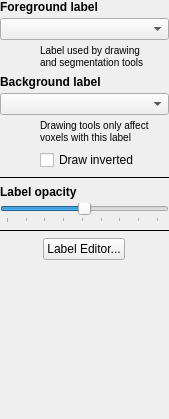
This is GUI/Qt/Components/LabelInspector.ui in pyushkevich/itksnap as Qt 5 draws it before an edit. The edited form follows.
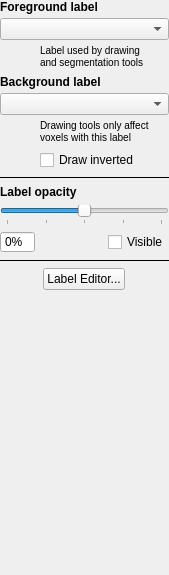
This is the edited form. Custom widgets are drawn as their Qt base class.

Commit message: Added lots of menu item placeholders and keyboard shortcuts. Improved handling of segmentation opacity

```diff
--- a/GUI/Qt/Components/LabelInspector.ui
+++ b/GUI/Qt/Components/LabelInspector.ui
@@ -7,7 +7,7 @@
     <x>0</x>
     <y>0</y>
     <width>169</width>
-    <height>419</height>
+    <height>575</height>
    </rect>
   </property>
   <property name="sizePolicy">
@@ -250,9 +250,10 @@
     </widget>
    </item>
    <item>
+    <widget class="QWidget" name="widget" native="true">
     <layout class="QVBoxLayout" name="verticalLayout_4">
-     <property name="spacing">
-      <number>4</number>
+      <property name="margin">
+       <number>0</number>
      </property>
      <item>
       <widget class="QLabel" name="label_6">
@@ -272,6 +273,15 @@
       </widget>
      </item>
      <item>
+       <widget class="QWidget" name="widget_2" native="true">
+        <layout class="QHBoxLayout" name="horizontalLayout_2">
+         <property name="spacing">
+          <number>4</number>
+         </property>
+         <property name="margin">
+          <number>0</number>
+         </property>
+         <item>
       <widget class="QSlider" name="inOpacity">
        <property name="toolTip">
         <string>&lt;!DOCTYPE HTML PUBLIC &quot;-//W3C//DTD HTML 4.0//EN&quot; &quot;http://www.w3.org/TR/REC-html40/strict.dtd&quot;&gt;
@@ -288,35 +298,78 @@
         <number>0</number>
        </property>
        <property name="maximum">
-        <number>255</number>
+            <number>100</number>
        </property>
        <property name="singleStep">
         <number>1</number>
        </property>
        <property name="pageStep">
-        <number>32</number>
+            <number>10</number>
        </property>
        <property name="value">
-        <number>128</number>
+            <number>50</number>
        </property>
        <property name="orientation">
         <enum>Qt::Horizontal</enum>
        </property>
-       <property name="invertedAppearance">
-        <bool>false</bool>
-       </property>
-       <property name="invertedControls">
-        <bool>true</bool>
-       </property>
        <property name="tickPosition">
         <enum>QSlider::TicksBelow</enum>
        </property>
        <property name="tickInterval">
-        <number>31</number>
+            <number>25</number>
        </property>
       </widget>
      </item>
     </layout>
+       </widget>
+      </item>
+      <item>
+       <widget class="QWidget" name="widget_3" native="true">
+        <layout class="QHBoxLayout" name="horizontalLayout_6">
+         <property name="spacing">
+          <number>0</number>
+         </property>
+         <property name="margin">
+          <number>0</number>
+         </property>
+         <item>
+          <widget class="QSpinBox" name="inOpacityValue">
+           <property name="buttonSymbols">
+            <enum>QAbstractSpinBox::NoButtons</enum>
+           </property>
+           <property name="suffix">
+            <string>%</string>
+           </property>
+          </widget>
+         </item>
+         <item>
+          <spacer name="horizontalSpacer_6">
+           <property name="orientation">
+            <enum>Qt::Horizontal</enum>
+           </property>
+           <property name="sizeType">
+            <enum>QSizePolicy::Expanding</enum>
+           </property>
+           <property name="sizeHint" stdset="0">
+            <size>
+             <width>5</width>
+             <height>17</height>
+            </size>
+           </property>
+          </spacer>
+         </item>
+         <item>
+          <widget class="QCheckBox" name="chkVisible">
+           <property name="text">
+            <string>Visible</string>
+           </property>
+          </widget>
+         </item>
+        </layout>
+       </widget>
+      </item>
+     </layout>
+    </widget>
    </item>
    <item>
     <widget class="Line" name="line_2">
```
Lines whose indentation alone changed are shown as unchanged. The commit also changes 16 other files.
